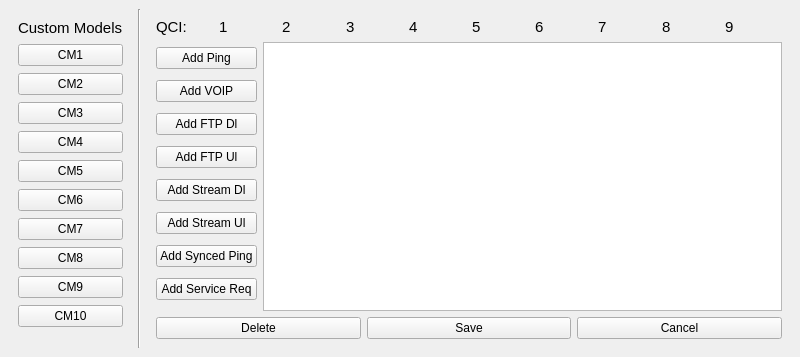
This is LTEsimGeneratorGUI/Ui/DataForms/custommodelslistform.ui in moniss23/junit4 as Qt 5 draws it before an edit. The edited form follows.
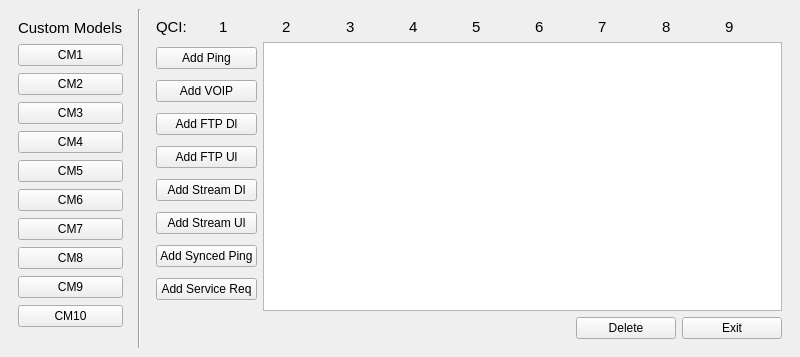
This is the edited form.

Commit message: Added doxygen to customModelsListForm class. Refactored CustomModelListForm class. WHen window is spawning 1 custom model is clicked. Change-Id: Id89e7c4b529e0c956d3045fbb324efb719cc0c49

Patch:
```diff
--- a/LTEsimGeneratorGUI/Ui/DataForms/custommodelslistform.ui
+++ b/LTEsimGeneratorGUI/Ui/DataForms/custommodelslistform.ui
@@ -338,23 +338,47 @@
          <item>
           <layout class="QHBoxLayout" name="horizontalLayout_2">
            <item>
-            <widget class="QPushButton" name="pushButton_11">
+            <spacer name="horizontalSpacer">
+             <property name="orientation">
+              <enum>Qt::Horizontal</enum>
+             </property>
+             <property name="sizeHint" stdset="0">
+              <size>
+               <width>30</width>
+               <height>20</height>
+              </size>
+             </property>
+            </spacer>
+           </item>
+           <item>
+            <widget class="QPushButton" name="deleteButton">
+             <property name="sizePolicy">
+              <sizepolicy hsizetype="Minimum" vsizetype="Fixed">
+               <horstretch>0</horstretch>
+               <verstretch>50</verstretch>
+              </sizepolicy>
+             </property>
+             <property name="minimumSize">
+              <size>
+               <width>100</width>
+               <height>0</height>
+              </size>
+             </property>
              <property name="text">
               <string>Delete</string>
              </property>
             </widget>
            </item>
            <item>
-            <widget class="QPushButton" name="SaveButton">
-             <property name="text">
-              <string>Save</string>
+            <widget class="QPushButton" name="exitButton">
+             <property name="minimumSize">
+              <size>
+               <width>100</width>
+               <height>0</height>
+              </size>
              </property>
-            </widget>
-           </item>
-           <item>
-            <widget class="QPushButton" name="CancelButton">
              <property name="text">
-              <string>Cancel</string>
+              <string>Exit</string>
              </property>
             </widget>
            </item>
```
The commit also changes 3 other files.
